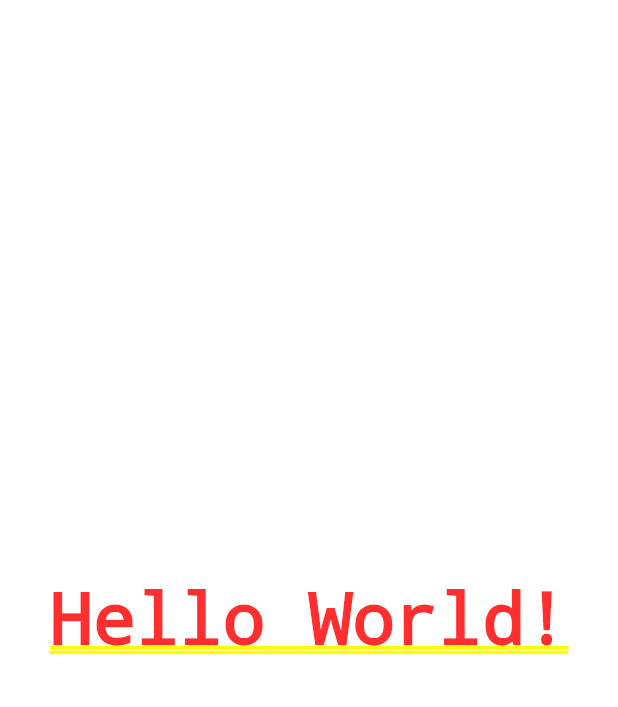
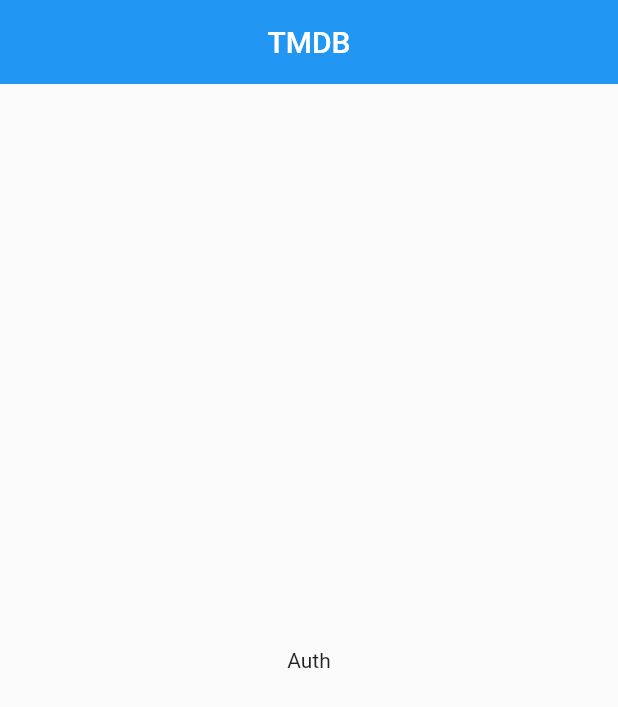
Before and after one commit to ekosh02/PoiskMovie, a Flutter app: the screen it shows after launch, on a phone screen of 412 x 824 dp. Shown: the top 707 px of the screen. Run offline on Flutter 3.47's test engine with Material 2 defaults, Android fonts, the phone set to English and light mode, and no system bars.

Commit message:
auth widget

```diff
--- a/lib/main.dart
+++ b/lib/main.dart
@@ -1,4 +1,5 @@
 import 'package:flutter/material.dart';
+import 'package:tmdb_app/widgets/auth/auth_widget.dart';
 
 void main() {
   runApp(const App());
@@ -9,10 +10,15 @@ class App extends StatelessWidget {
 
   @override
   Widget build(BuildContext context) {
-    return const MaterialApp(
-      home: Center(
-        child: Text('Hello World!'),
+    return MaterialApp(
+      title: 'TMDB',
+      theme: ThemeData(
+        appBarTheme: const AppBarTheme(
+          centerTitle: true,
+          elevation: 0,
+        ),
       ),
+      home: const AuthWidget(),
     );
   }
 }
--- /dev/null
+++ b/lib/widgets/auth/auth_widget.dart
@@ -0,0 +1,22 @@
+import 'package:flutter/material.dart';
+
+class AuthWidget extends StatefulWidget {
+  const AuthWidget({Key? key}) : super(key: key);
+
+  @override
+  _AuthWidgetState createState() => _AuthWidgetState();
+}
+
+class _AuthWidgetState extends State<AuthWidget> {
+  @override
+  Widget build(BuildContext context) {
+    return Scaffold(
+      appBar: AppBar(
+        title: const Text('TMDB'),
+      ),
+      body: const Center(
+        child: Text('Auth'),
+      ),
+    );
+  }
+}
```
